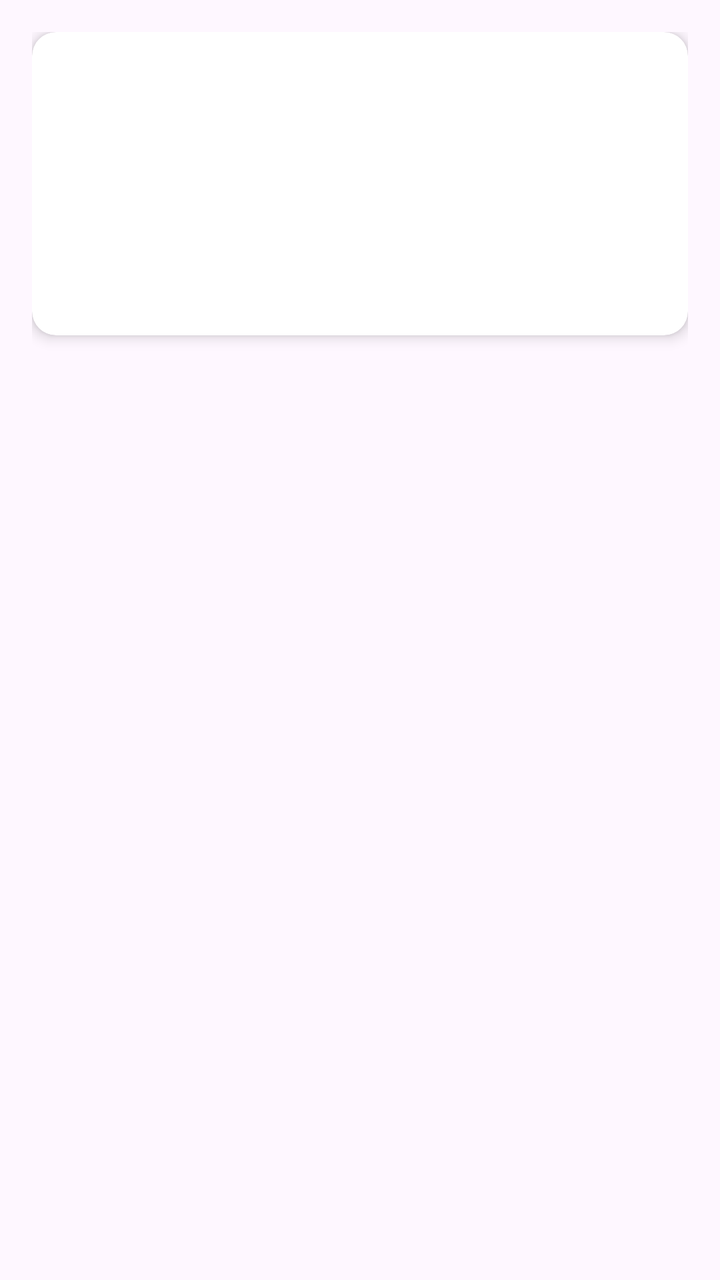
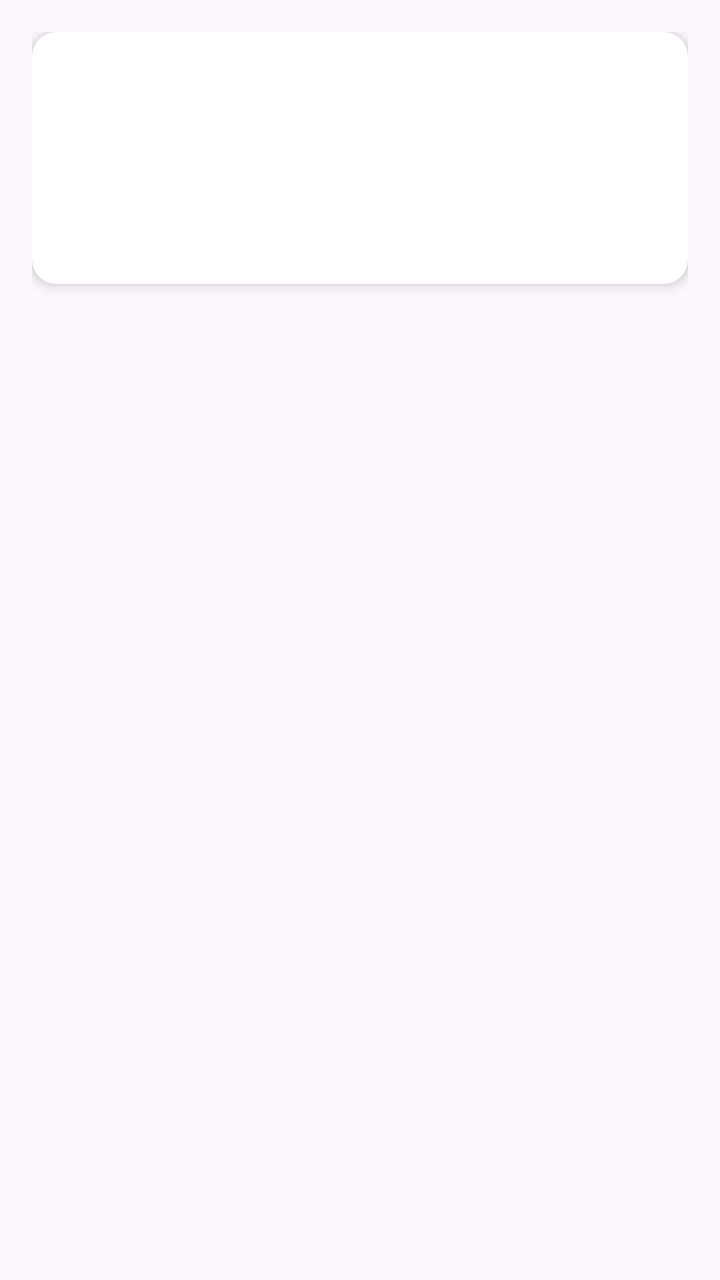

An Android layout rendered at two revisions. The XML below is the earlier revision; the diff shows what the commit changed to produce the second picture.
<!-- AndroidManifest.xml: application theme Theme.CourseManager -->
<!-- res/layout/activity_main.xml -->
<?xml version="1.0" encoding="utf-8"?>
<ScrollView xmlns:android="http://schemas.android.com/apk/res/android"
    xmlns:tools="http://schemas.android.com/tools"
    android:layout_width="match_parent"
    android:layout_height="match_parent"
    tools:context=".MainActivity">

    <LinearLayout
        android:layout_width="match_parent"
        android:layout_height="wrap_content"
        android:orientation="vertical"
        android:padding="16dp">

        
        <androidx.cardview.widget.CardView
            android:layout_width="match_parent"
            android:layout_height="wrap_content"
            android:layout_marginBottom="16dp"
            app:cardCornerRadius="12dp"
            app:cardElevation="4dp"
            xmlns:app="http://schemas.android.com/apk/res-auto">

            <LinearLayout
                android:layout_width="match_parent"
                android:layout_height="wrap_content"
                android:orientation="vertical"
                android:padding="16dp">

                <TextView
                    android:id="@+id/tvCourseName"
                    android:layout_width="match_parent"
                    android:layout_height="wrap_content"
                    android:textSize="22sp"
                    android:textStyle="bold" />

                <TextView
                    android:id="@+id/tvCourseDetails"
                    android:layout_width="match_parent"
                    android:layout_height="wrap_content"
                    android:layout_marginTop="4dp"
                    android:textSize="16sp" />

                <TextView
                    android:id="@+id/tvScoreBadge"
                    android:layout_width="wrap_content"
                    android:layout_height="wrap_content"
                    android:layout_marginTop="12dp"
                    android:textSize="20sp"
                    android:textStyle="bold" />

                <TextView
                    android:id="@+id/tvResult"
                    android:layout_width="wrap_content"
                    android:layout_height="wrap_content"
                    android:layout_marginTop="4dp"
                    android:textSize="16sp" />
            </LinearLayout>
        </androidx.cardview.widget.CardView>

    </LinearLayout>
</ScrollView>
<!-- resources referenced by this layout -->
<resources>
  <style name="Theme.CourseManager" parent="Base.Theme.CourseManager" />
  <style name="Base.Theme.CourseManager" parent="Theme.Material3.DayNight.NoActionBar">
          
          
      </style>
</resources>

<!-- the commit's change to res/layout/activity_main.xml (unified diff, before → after) -->
@@ -48,12 +48,6 @@
                     android:textSize="20sp"
                     android:textStyle="bold" />
 
-                <TextView
-                    android:id="@+id/tvResult"
-                    android:layout_width="wrap_content"
-                    android:layout_height="wrap_content"
-                    android:layout_marginTop="4dp"
-                    android:textSize="16sp" />
             </LinearLayout>
         </androidx.cardview.widget.CardView>
 
